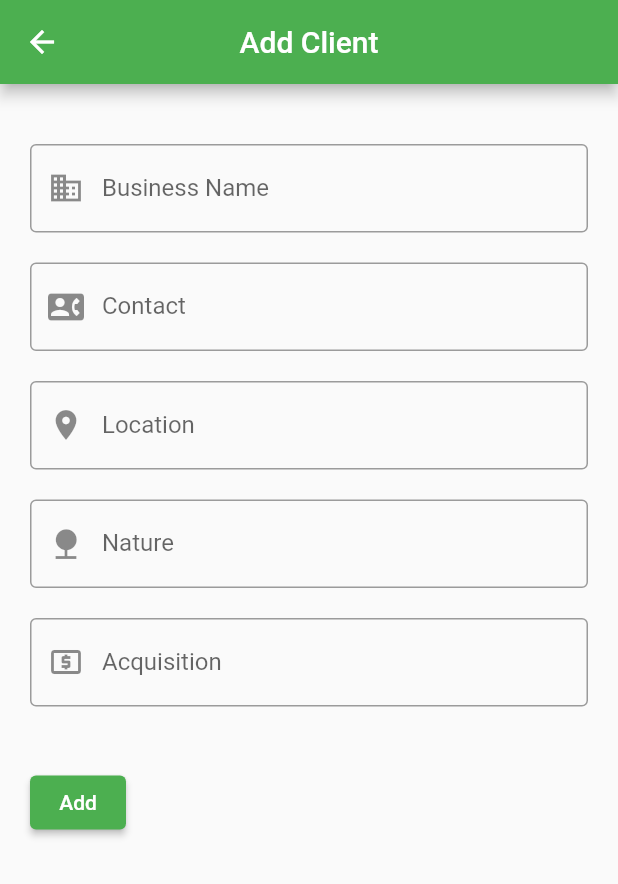
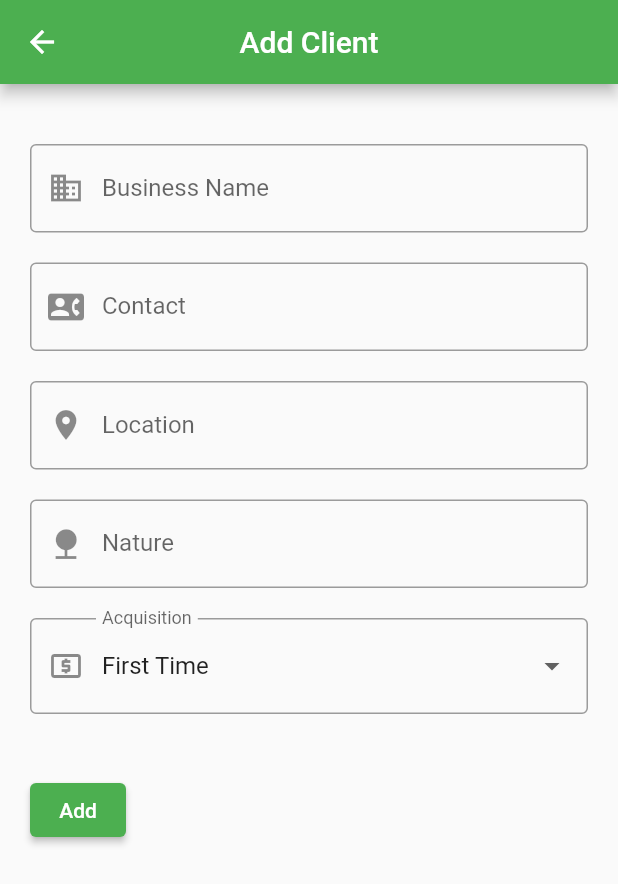
Before and after one commit to kanganga99/marketersapp, a Flutter app: the ViewClients screen opened by its route, after a tap on the "add" icon, on a phone screen of 412 x 824 dp. Shown: the top 884 px of the screen. Run offline on Flutter 3.47's test engine with Material 2 defaults, Android fonts, the phone set to English and light mode, and no system bars; our stand-ins replace flutter_speed_dial, fluttertoast, syncfusion_flutter_datagrid; network calls fail.

Commit message:
acquisition dropdown implemented

```diff
--- a/lib/add_clients3.dart
+++ b/lib/add_clients3.dart
@@ -42,7 +42,8 @@ class _AddedClientsState extends State<AddedClients> {
   TextEditingController contactController = TextEditingController();
   TextEditingController locationController = TextEditingController();
   TextEditingController natureController = TextEditingController();
-  TextEditingController acquisitionController = TextEditingController();
+  List<String> acquisitionOptions = ['First Time', 'On boarded', 'Not Yet'];
+  String selectedAcquisition = 'First Time';
 
   final _formKey = GlobalKey<FormState>();
   bool isEditing = false; // Track if editing mode is active
@@ -85,7 +86,6 @@ class _AddedClientsState extends State<AddedClients> {
     if (response.statusCode == 200) {
       // Parse the response body to get the employee data
       Map<String, dynamic> data = json.decode(response.body);
-
       // Set the initial values of the text controllers with the employee data
       setState(() {
         editedEmployee = Employee(
@@ -101,7 +101,7 @@ class _AddedClientsState extends State<AddedClients> {
         contactController.text = editedEmployee.contact;
         locationController.text = editedEmployee.location;
         natureController.text = editedEmployee.nature;
-        acquisitionController.text = editedEmployee.acquisition;
+        selectedAcquisition = editedEmployee.acquisition;
       });
     } else {
       showToast('Failed to fetch clients data');
@@ -122,7 +122,7 @@ class _AddedClientsState extends State<AddedClients> {
       'contact': contactController.text,
       'location': locationController.text,
       'nature': natureController.text,
-      'acquisition': acquisitionController.text,
+      'acquisition': selectedAcquisition,
     });
 
     if (response.statusCode == 200) {
@@ -208,23 +208,33 @@ class _AddedClientsState extends State<AddedClients> {
                   ),
                   validator: (value) {
                     if (value == null || value.isEmpty) {
-                      return 'Please enter nature of the business';
+                      return "Please enter nature";
                     }
                     return null;
                   },
                 ),
                 SizedBox(height: 20),
-                TextFormField(
-                  keyboardType: TextInputType.text,
-                  controller: acquisitionController,
+                DropdownButtonFormField<String>(
+                  value: selectedAcquisition,
+                  items: acquisitionOptions.map((option) {
+                    return DropdownMenuItem<String>(
+                      value: option,
+                      child: Text(option),
+                    );
+                  }).toList(),
                   decoration: InputDecoration(
                     labelText: 'Acquisition',
                     border: OutlineInputBorder(),
                     prefixIcon: Icon(Icons.local_atm),
                   ),
+                  onChanged: (value) {
+                    setState(() {
+                      selectedAcquisition = value!;
+                    });
+                  },
                   validator: (value) {
                     if (value == null || value.isEmpty) {
-                      return 'Please enter acquisition';
+                      return 'Please select acquisition';
                     }
                     return null;
                   },
--- a/lib/main.dart
+++ b/lib/main.dart
@@ -1,10 +1,8 @@
 import 'package:flutter/material.dart';
 import 'login1.dart';
 import 'sign_up.dart';
-import 'add_clients1.dart';
-import 'add_clients3.dart';
 import 'view_clients.dart';
-import 'employees.dart';
+
 
 void main() {
   runApp(
@@ -19,7 +17,6 @@ void main() {
         // '/third': (context) => const AddClients(),
         // '/third': (context) => AddedClients(),
         '/fourth': (context) => const ViewClients(),
-        '/fifth': (context) => const EmployeesView(),
       },
     ),
   );
--- a/lib/view_clients.dart
+++ b/lib/view_clients.dart
@@ -138,14 +138,10 @@ class _ViewClientsState extends State<ViewClients> {
     return Scaffold(
       appBar: AppBar(
         automaticallyImplyLeading: false, // Remove the back icon
-        titleSpacing: 10, // Remove the default padding around the title
-        title: Row(
-          children: [
-            Text(
-              'Clients Details',
-              style: TextStyle(fontWeight: FontWeight.bold),
-            ),
-          ],
+        titleSpacing: 15, // Remove the default padding around the title
+        title: Text(
+          'Clients Details',
+          style: TextStyle(fontWeight: FontWeight.bold),
         ),
         actions: [
           IconButton(
@@ -236,7 +232,7 @@ class _ViewClientsState extends State<ViewClients> {
               itemCount: employees.length,
               itemBuilder: (context, index) {
                 final employee = employees[index];
-                final heroTag =
+                final heroTag = ''
                     'employee_hero_${employee.id}'; // Unique hero tag
                 return Stack(
                   children: [
@@ -280,13 +276,12 @@ class _ViewClientsState extends State<ViewClients> {
                                 ),
                                 Center(
                                   child: Text(
-                                    'Location: ${employee.location}',
+                                    'Contact: ${employee.contact}',
                                     style: TextStyle(
                                       fontSize: 14,
                                       fontWeight: FontWeight.bold,
                                       color: Colors.black,
                                     ),
-                                    textAlign: TextAlign.center,
                                   ),
                                 ),
                                 Center(
@@ -303,6 +298,52 @@ class _ViewClientsState extends State<ViewClients> {
                               ],
                             ),
                           ),
+                          // TextButton(
+                          //   onPressed: () {
+                          //     showDialog(
+                          //       context: context,
+                          //       builder: (BuildContext context) {
+                          //         return AlertDialog(
+                          //           title: Text(
+                          //             'Delete Confirmation',
+                          //             style: TextStyle(
+                          //               fontWeight: FontWeight.bold,
+                          //               color: Colors.black,
+                          //               fontSize: 15,
+                          //             ),
+                          //           ),
+                          //           content: Text(
+                          //             'Are you sure you want to delete this client?',
+                          //           ),
+                          //           actions: [
+                          //             TextButton(
+                          //               child: Text('Cancel'),
+                          //               onPressed: () {
+                          //                 Navigator.of(context).pop();
+                          //               },
+                          //             ),
+                          //             TextButton(
+                          //               child: Text(
+                          //                 'Delete',
+                          //                 style: TextStyle(color: Colors.red),
+                          //               ),
+                          //               onPressed: () {
+                          //                 Navigator.of(context).pop();
+                          //                 deleteEmployee(employee);
+                          //               },
+                          //             ),
+                          //           ],
+                          //         );
+                          //       },
+                          //     );
+                          //   },
+                          //   style: ElevatedButton.styleFrom(
+                          //     backgroundColor: Colors.white,
+                          //     foregroundColor: Colors.black,
+                          //     fixedSize: Size(500, 20),
+                          //   ),
+                          //   child: Text("Delete"),
+                          // ),
                           // Padding(
                           //   padding: EdgeInsets.only(bottom: 8.0),
                           //   child: Row(
@@ -318,9 +359,16 @@ class _ViewClientsState extends State<ViewClients> {
                           //                     builder: (BuildContext context) {
                           //                       return AlertDialog(
                           //                         title: Text(
-                          //                             'Delete Confirmation'),
+                          //                           'Delete Confirmation',
+                          //                           style: TextStyle(
+                          //                             fontWeight:
+                          //                                 FontWeight.bold,
+                          //                             color: Colors.black,
+                          //                             fontSize: 15,
+                          //                           ),
+                          //                         ),
                           //                         content: Text(
-                          //                           'Are you sure you want to delete this record?',
+                          //                           'Are you sure you want to delete this client?',
                           //                         ),
                           //                         actions: [
                           //                           TextButton(
@@ -331,7 +379,11 @@ class _ViewClientsState extends State<ViewClients> {
                           //                             },
                           //                           ),
                           //                           TextButton(
-                          //                             child: Text('Delete'),
+                          //                             child: Text(
+                          //                               'Delete',
+                          //                               style: TextStyle(
+                          //                                   color: Colors.red),
+                          //                             ),
                           //                             onPressed: () {
                           //                               Navigator.of(context)
                           //                                   .pop();
```
Also changed, not shown: lib/employees.dart (+6 -8 lines).
